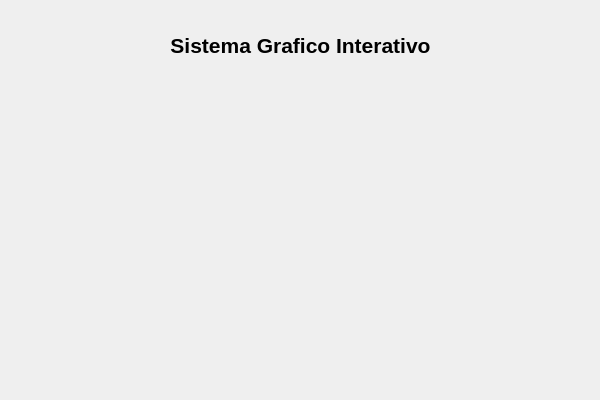
Before: the Qt Designer form CG-SGI/src/gui/forms/ui/MainWindow.ui in bsvalverde/CG-SGI, drawn with Qt 5.
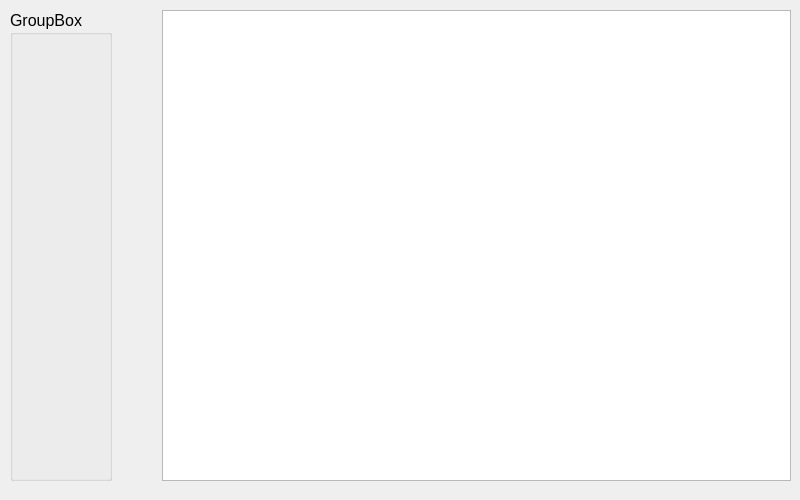
After: the same form once the commit is applied.

What changed in the file:
```diff
--- a/CG-SGI/src/gui/forms/ui/MainWindow.ui
+++ b/CG-SGI/src/gui/forms/ui/MainWindow.ui
@@ -9,8 +9,8 @@
    <rect>
     <x>0</x>
     <y>0</y>
-    <width>600</width>
-    <height>400</height>
+    <width>800</width>
+    <height>500</height>
    </rect>
   </property>
   <property name="sizePolicy">
@@ -19,32 +19,68 @@
     <verstretch>0</verstretch>
    </sizepolicy>
   </property>
+  <property name="font">
+   <font>
+    <family>Arial</family>
+    <pointsize>12</pointsize>
+   </font>
+  </property>
   <property name="windowTitle">
    <string>Sistema Grafico Interativo</string>
   </property>
-  <widget class="QLabel" name="labelTitle">
+  <widget class="QWidget" name="horizontalLayoutWidget">
    <property name="geometry">
     <rect>
      <x>10</x>
      <y>10</y>
-     <width>581</width>
-     <height>71</height>
+     <width>781</width>
+     <height>471</height>
     </rect>
    </property>
-   <property name="font">
-    <font>
-     <family>Arial</family>
-     <pointsize>16</pointsize>
-     <weight>75</weight>
-     <bold>true</bold>
-    </font>
-   </property>
-   <property name="text">
-    <string>Sistema Grafico Interativo</string>
-   </property>
-   <property name="alignment">
-    <set>Qt::AlignCenter</set>
-   </property>
+   <layout class="QHBoxLayout" name="horizontalLayout" stretch="0,0,0">
+    <property name="spacing">
+     <number>10</number>
+    </property>
+    <item>
+     <widget class="QGroupBox" name="groupBox">
+      <property name="sizePolicy">
+       <sizepolicy hsizetype="Fixed" vsizetype="Preferred">
+        <horstretch>200</horstretch>
+        <verstretch>0</verstretch>
+       </sizepolicy>
+      </property>
+      <property name="title">
+       <string>GroupBox</string>
+      </property>
+     </widget>
+    </item>
+    <item>
+     <spacer name="horizontalSpacer">
+      <property name="orientation">
+       <enum>Qt::Horizontal</enum>
+      </property>
+      <property name="sizeType">
+       <enum>QSizePolicy::Fixed</enum>
+      </property>
+      <property name="sizeHint" stdset="0">
+       <size>
+        <width>40</width>
+        <height>20</height>
+       </size>
+      </property>
+     </spacer>
+    </item>
+    <item>
+     <widget class="QGraphicsView" name="graphicsView">
+      <property name="sizePolicy">
+       <sizepolicy hsizetype="Expanding" vsizetype="Expanding">
+        <horstretch>0</horstretch>
+        <verstretch>0</verstretch>
+       </sizepolicy>
+      </property>
+     </widget>
+    </item>
+   </layout>
   </widget>
  </widget>
  <resources/>
```
Left out of the diff: 2 changed lines with no effect on the pictures.
